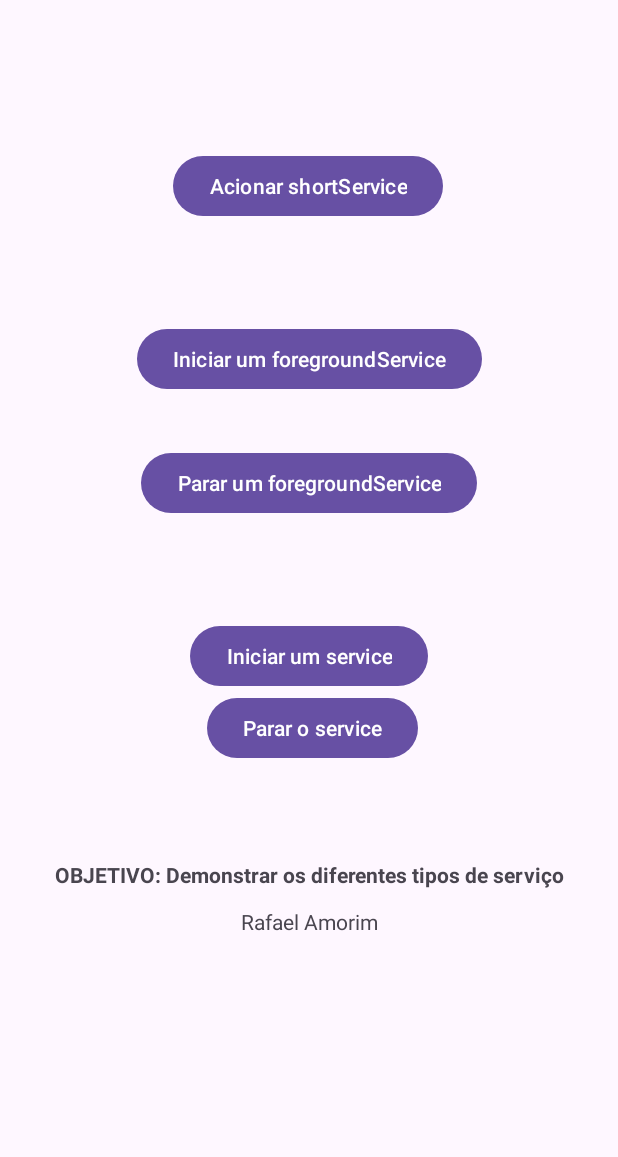
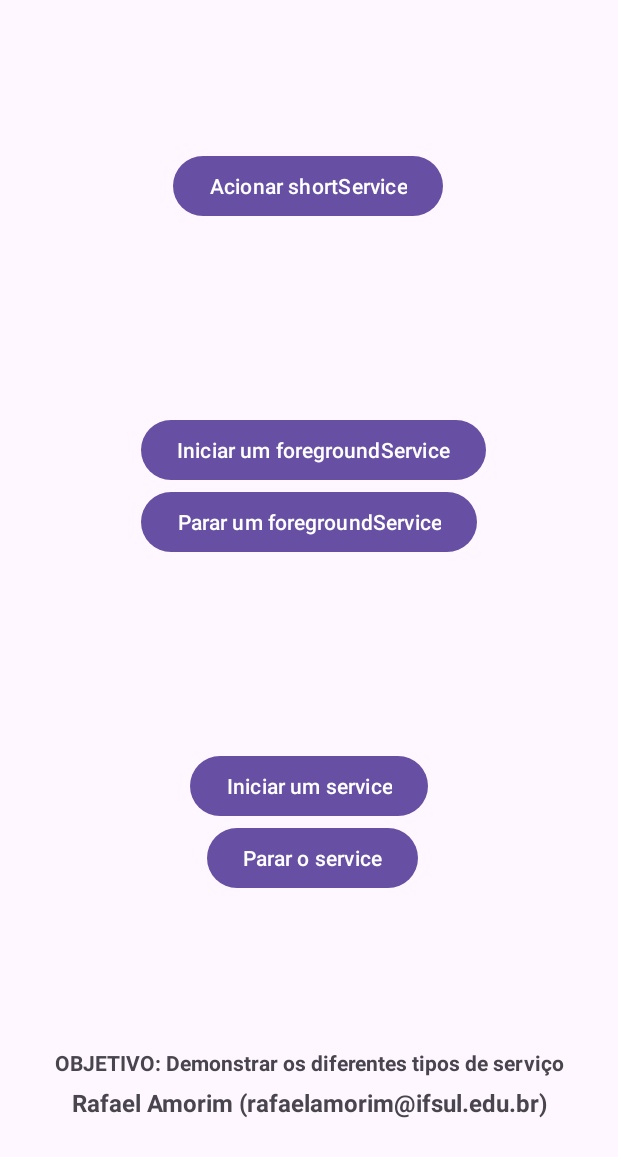
Before and after one commit to rafaelmamorim/IFSUL-Mobile2-Service-Exemplo, an Android app: the screen it shows after launch (MainActivity), after a tap on "Iniciar um foregroundService", on a phone screen of 412 x 824 dp. Shown: the top 1157 px of the screen. Run offline under Robolectric (Android 15) with nearby library versions, the phone set to English and light mode, and no system bars.

Commit message:
Melhorias para a turma 2024/2

```diff
--- a/app/src/main/java/br/com/rafaelamorim/service/MainActivity.java
+++ b/app/src/main/java/br/com/rafaelamorim/service/MainActivity.java
@@ -4,6 +4,8 @@ import android.app.Activity;
 import android.app.ActivityManager;
 import android.content.Context;
 import android.content.Intent;
+import android.content.pm.PackageManager;
+import android.os.Build;
 import android.os.Bundle;
 import android.util.Log;
 import android.view.View;
@@ -11,9 +13,12 @@ import android.widget.Toast;
 
 import androidx.activity.EdgeToEdge;
 import androidx.appcompat.app.AppCompatActivity;
+import androidx.core.app.ActivityCompat;
+import androidx.core.content.ContextCompat;
 import androidx.core.graphics.Insets;
 import androidx.core.view.ViewCompat;
 import androidx.core.view.WindowInsetsCompat;
+import android.Manifest;
 
 public class MainActivity extends AppCompatActivity {
 
@@ -51,6 +56,15 @@ public class MainActivity extends AppCompatActivity {
     */
     public void executaForegroundService(View v) {
         if (checkRunningService(MyForegroundService.class.getName())) return;
+
+        if (Build.VERSION.SDK_INT >= Build.VERSION_CODES.TIRAMISU) {
+            if (ContextCompat.checkSelfPermission(this, Manifest.permission.POST_NOTIFICATIONS)
+                    != PackageManager.PERMISSION_GRANTED) {
+                ActivityCompat.requestPermissions(this,
+                        new String[]{Manifest.permission.POST_NOTIFICATIONS}, 1);
+            }
+        }
+
         Intent foregroundServiceIntent = new Intent(this, MyForegroundService.class);
         startForegroundService(foregroundServiceIntent);
     }
--- a/app/src/main/java/br/com/rafaelamorim/service/MyShortService.java
+++ b/app/src/main/java/br/com/rafaelamorim/service/MyShortService.java
@@ -12,7 +12,7 @@ public class MyShortService extends Service {
 
     private static final String TAG = "MyShortService";
 
-    private static final int tempoEspera = 1000;
+    private static final int tempoEspera = 10000;
 
     @Override
     public int onStartCommand(Intent intent, int flags, int startId) {
--- a/app/src/main/res/layout/activity_main.xml
+++ b/app/src/main/res/layout/activity_main.xml
@@ -22,12 +22,13 @@
     <Button
         android:id="@+id/button_iniciar_foregroundService"
         android:layout_width="wrap_content"
-        android:layout_height="wrap_content"
-        android:layout_marginTop="32dp"
+        android:layout_height="48dp"
+        android:layout_marginTop="128dp"
         android:onClick="executaForegroundService"
         android:text="Iniciar um foregroundService"
         app:layout_constraintBottom_toTopOf="@+id/button_parar_foregroundService"
         app:layout_constraintEnd_toEndOf="parent"
+        app:layout_constraintHorizontal_bias="0.516"
         app:layout_constraintStart_toStartOf="parent"
         app:layout_constraintTop_toBottomOf="@+id/button_shortService" />
 
@@ -56,7 +57,7 @@
         android:id="@+id/button_parar_foregroundService"
         android:layout_width="wrap_content"
         android:layout_height="wrap_content"
-        android:layout_marginBottom="32dp"
+        android:layout_marginBottom="128dp"
         android:onClick="pararForegroundService"
         android:text="Parar um foregroundService"
         app:layout_constraintBottom_toTopOf="@+id/button_iniciar_service"
@@ -68,24 +69,25 @@
         android:id="@+id/textView"
         android:layout_width="wrap_content"
         android:layout_height="wrap_content"
-        android:layout_marginTop="64dp"
+        android:layout_marginTop="128dp"
+        android:layout_marginBottom="32dp"
         android:text="OBJETIVO: Demonstrar os diferentes tipos de serviço"
         android:textStyle="bold"
-        app:layout_constraintBottom_toTopOf="@+id/textView2"
+        app:layout_constraintBottom_toTopOf="@+id/authorTextView"
         app:layout_constraintEnd_toEndOf="parent"
         app:layout_constraintStart_toStartOf="parent"
         app:layout_constraintTop_toBottomOf="@+id/button_parar_service" />
 
     <TextView
-        android:id="@+id/textView2"
-        android:layout_width="wrap_content"
+        android:id="@+id/authorTextView"
+        android:layout_width="match_parent"
         android:layout_height="wrap_content"
-        android:layout_marginTop="12dp"
-        android:layout_marginBottom="200dp"
-        android:text="Rafael Amorim"
-        app:layout_constraintBottom_toBottomOf="parent"
-        app:layout_constraintEnd_toEndOf="parent"
-        app:layout_constraintStart_toStartOf="parent"
-        app:layout_constraintTop_toBottomOf="@+id/textView" />
+        android:layout_alignParentBottom="true"
+        android:height="100sp"
+        android:text="Rafael Amorim (rafaelamorim@ifsul.edu.br)"
+        android:textAlignment="center"
+        android:textSize="16sp"
+        android:textStyle="bold"
+        app:layout_constraintBottom_toBottomOf="parent" />
 
 </androidx.constraintlayout.widget.ConstraintLayout>
```
Also changed, not shown: app/src/main/AndroidManifest.xml (+8 -2 lines), app/src/main/java/br/com/rafaelamorim/service/MyForegroundService.java (+6 -4 lines), 1 other file.
